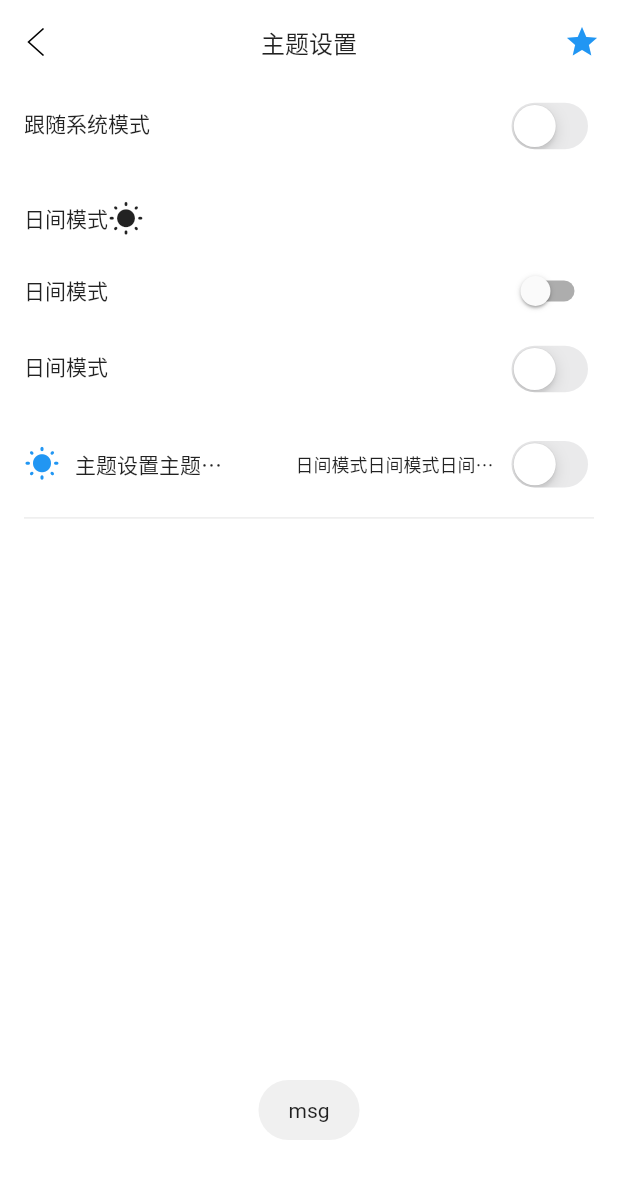
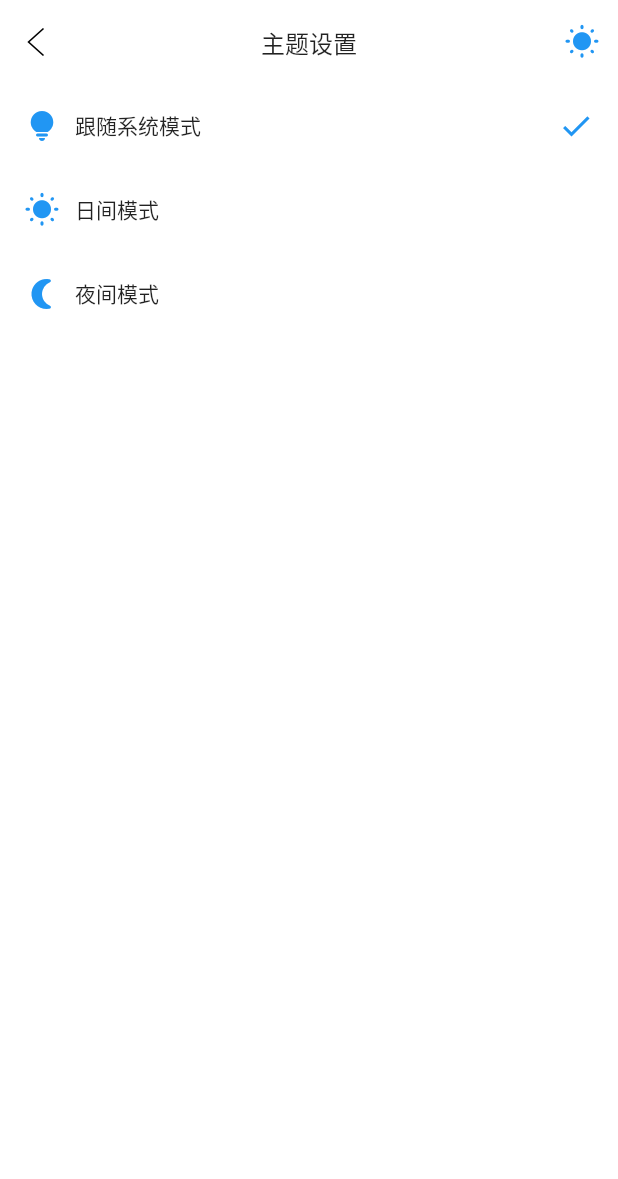
Before and after one commit to JerryAlexLiang/flutter_wan_android_getx, a Flutter app: the ThemeSettingPage screen opened by its route, after a tap on "跟随系统模式", on a phone screen of 412 x 824 dp. Shown: the top 1179 px of the screen. Run offline on Flutter 3.47's test engine with Material 2 defaults, Android fonts, the phone set to English and light mode, and no system bars; drawn by our look-alikes of oktoast, pull_to_refresh; our stand-ins replace dio, flutter_screenutil, fluttertoast, get, logger, shared_preferences; accounts and stored records are empty.

Commit message:
[develop] 自定义组件 CustomListTitle、CustomAppBar优化、及APP更换主题三种类型方法bug fixed

```diff
--- a/lib/main.dart
+++ b/lib/main.dart
@@ -56,7 +56,7 @@ class MyApp extends StatelessWidget {
               /// 主题颜色
               theme: lightTheme,
               darkTheme: darkTheme,
-              themeMode: ThemeMode.system,
+              themeMode: ThemeMode.light,
               defaultTransition: Transition.fade,
               initialRoute: AppRoutes.main,
               getPages: AppPages.routes,
--- a/lib/page/index/index_page.dart
+++ b/lib/page/index/index_page.dart
@@ -1,5 +1,4 @@
 import 'package:flutter/material.dart';
-import 'package:flutter_wan_android_getx/theme/app_color.dart';
 import 'package:get/get.dart';
 
 import 'index_controller.dart';
--- a/lib/page/setting/theme/theme_setting_controller.dart
+++ b/lib/page/setting/theme/theme_setting_controller.dart
@@ -1,7 +1,6 @@
 import 'package:flutter/material.dart';
 import 'package:flutter_wan_android_getx/theme/app_theme.dart';
 import 'package:flutter_wan_android_getx/utils/sp_util.dart';
-import 'package:fluttertoast/fluttertoast.dart';
 import 'package:get/get.dart';
 
 class ThemeSettingController extends GetxController {
@@ -12,44 +11,26 @@ class ThemeSettingController extends GetxController {
 
   set themeKeyValue(string) => _themeKeyObs.value = string;
 
-  /// 跟随系统模式
-  final _systemThemeModeObs = false.obs;
-
-  bool get systemThemeModeValue => _systemThemeModeObs.value;
-
-  set systemThemeModeValue(value) => _systemThemeModeObs.value = value;
-
-  ///保存当前选择的主题
-  void changeThemeData(String themeKey) async {
-    //改变主题
-    Get.changeTheme(themeDataList![themeKey]!);
+  //日间模式
+  void setLightThemeMode() {
+    Get.changeThemeMode(ThemeMode.light);
     //本地保存主题
-    // _themeKeyObs.value = themeKey;
-    themeKeyValue = themeKey;
-    //saveAppThemeData
-    SpUtil.saveAppThemeData(themeKey);
+    themeKeyValue = ThemeKey.lightTheme;
+    SpUtil.saveAppThemeData(themeKeyValue);
   }
 
-  void openSystemThemeMode(bool openSystemThemeMode) {
-    // openSystemThemeMode
-    //     ? Get.changeThemeMode(ThemeMode.system)
-    //     : Get.changeThemeMode(ThemeMode.light);
-    if (openSystemThemeMode) {
-      Get.changeThemeMode(ThemeMode.system);
-      // if(themeKeyValue == ThemeKey.darkTheme){
-      //   changeThemeData(ThemeKey.darkTheme);
-      // }else{
-      //   changeThemeData(ThemeKey.lightTheme);
-    }else{
-      if(Get.isDarkMode){
-        themeKeyValue = ThemeKey.darkTheme;
-        Get.changeThemeMode(ThemeMode.dark);
-      }else{
-        themeKeyValue = ThemeKey.lightTheme;
-        Get.changeThemeMode(ThemeMode.light);
-      }
-    }
-    systemThemeModeValue = openSystemThemeMode;
-    SpUtil.saveOpenAppSystemThemeMode(openSystemThemeMode);
+  //夜间模式
+  void setDarkThemeMode() {
+    Get.changeThemeMode(ThemeMode.dark);
+    //本地保存主题
+    themeKeyValue = ThemeKey.darkTheme;
+    SpUtil.saveAppThemeData(themeKeyValue);
+  }
+
+  //跟随系统模式
+  void setSystemThemeMode() {
+    Get.changeThemeMode(ThemeMode.system);
+    themeKeyValue = ThemeKey.systemTheme;
+    SpUtil.saveAppThemeData(themeKeyValue);
   }
 }
--- a/lib/page/setting/theme/theme_setting_page.dart
+++ b/lib/page/setting/theme/theme_setting_page.dart
@@ -3,7 +3,6 @@ import 'package:flutter/material.dart';
 import 'package:flutter_wan_android_getx/theme/app_theme.dart';
 import 'package:flutter_wan_android_getx/widget/custom_app_bar.dart';
 import 'package:flutter_wan_android_getx/widget/custom_list_title.dart';
-import 'package:fluttertoast/fluttertoast.dart';
 import 'package:get/get.dart';
 
 import 'theme_setting_controller.dart';
@@ -18,11 +17,12 @@ class ThemeSettingPage extends StatelessWidget {
     return Scaffold(
       appBar: CustomAppBar(
         centerTitle: '主题设置',
-        actionIcon: const Icon(Icons.star),
+        actionIcon: context.isDarkMode
+            ? Icon(Icons.nightlight_round, color: context.iconColor)
+            : Icon(Icons.wb_sunny_rounded, color: context.iconColor),
         // actionName: '主题',
         //invalid constant value.
         // 变量和 const 关键字冲突.将const 关键字去掉即可.
-        onRightPressed: () => Fluttertoast.showToast(msg: "msg"),
       ),
       //在 Flutter 官方的介绍中，ScrollPhysics 的作用是 确定可滚动控件的物理特性， 常见的有以下四大金刚：
       // BouncingScrollPhysics ：允许滚动超出边界，但之后内容会反弹回来。
@@ -34,99 +34,72 @@ class ThemeSettingPage extends StatelessWidget {
           child: ListView(
             physics: const BouncingScrollPhysics(),
             children: [
-              ListTile(
-                leading: Text(
-                  '跟随系统模式',
-                  // style: Theme.of(context).textTheme.bodyText1,
-                  style: context.bodyText1Style,
-                ),
-                trailing: CupertinoSwitch(
-                  value: controller.systemThemeModeValue,
-                  onChanged: (toggles) =>
-                      controller.openSystemThemeMode(toggles),
-                ),
-                onTap: () => Fluttertoast.showToast(msg: "msg"),
+              //跟随系统模式
+              CustomListTitle(
+                isSelectType: true,
+                title: '跟随系统模式',
+                rightContent: '系统模式',
+                isShowLeftWidget: true,
+                leftWidget: const Icon(Icons.lightbulb_rounded),
+                rightWidget: const Icon(Icons.check),
+                onTap: () => controller.setSystemThemeMode(),
+                isSelect: controller.themeKeyValue == ThemeKey.systemTheme
+                    ? true
+                    : false,
               ),
-              const SizedBox(
-                height: 10,
+              //白色主题
+              CustomListTitle(
+                isSelectType: true,
+                title: '日间模式',
+                isShowLeftWidget: true,
+                leftWidget: const Icon(Icons.wb_sunny_rounded),
+                rightWidget: const Icon(Icons.check),
+                onTap: () => controller.setLightThemeMode(),
+                isSelect: controller.themeKeyValue == ThemeKey.lightTheme
+                    ? true
+                    : false,
               ),
-              Offstage(
-                offstage: controller.systemThemeModeValue,
-                child: Column(
-                  children: [
-                    MaterialButton(
-                      onPressed: () {
-                        controller.changeThemeData(
-                            controller.themeKeyValue == ThemeKey.darkTheme
-                                ? ThemeKey.lightTheme
-                                : ThemeKey.darkTheme);
-                      },
-                      child: Row(
-                        children: [
-                          Text(controller.themeKeyValue),
-                          Icon(
-                            controller.themeKeyValue == ThemeKey.darkTheme
-                                ? Icons.nightlight_round
-                                : Icons.wb_sunny_rounded,
-                          ),
-                        ],
-                      ),
-                    ),
-                    SwitchListTile(
-                      dense: true,
-                      //当前为夜间模式的时候为开启状态
-                      value: controller.themeKeyValue == ThemeKey.darkTheme,
-                      title: Text(
-                        controller.themeKeyValue,
-                        style: Get.textTheme.bodyText1,
-                      ),
-                      onChanged: (toggles) => controller.changeThemeData(
-                          toggles ? ThemeKey.darkTheme : ThemeKey.lightTheme),
-                    ),
-                    ListTile(
-                      leading: Text(
-                        controller.themeKeyValue,
-                        style: Get.textTheme.bodyText1,
-                      ),
-                      trailing: CupertinoSwitch(
-                        value: controller.themeKeyValue == ThemeKey.darkTheme,
-                        onChanged: (toggles) => controller.changeThemeData(
-                            toggles ? ThemeKey.darkTheme : ThemeKey.lightTheme),
-                      ),
-                      onTap: () => Fluttertoast.showToast(
-                          msg: "ListTile + CupertinoSwitch"),
-                    ),
-                    CustomListTitle(
-                      // isSelectType: true,
-                      // isSelect: true,
-                      showBottomLine: true,
-                      maxLines: 1,
-                      title:
-                          "主题设置主题设置主题设置主题设置主题设置主题设置主题设置主题设置主题设置主题设置主题设置主题设置主题设置",
-                      isShowLeftWidget: true,
-                      leftImage: 'images/ic_back_black.png',
-                      // leftColor: Colors.yellow,
-                      leftWidget: const Icon(Icons.wb_sunny_rounded),
-                      // rightContent: "黑夜模式黑夜模式黑夜模式黑夜模式黑夜模式黑夜模式黑夜模式黑夜模式黑夜模式黑夜模式黑夜模式黑夜模式",
-                      rightContent: controller.themeKeyValue * 10,
-                      // rightImage: 'images/ic_arrow_right.png',
-                      // rightWidget: Container(
-                      //   padding: const EdgeInsets.only(right: 10),
-                      //   child: const Icon(Icons.check, color: Colors.red),
-                      // ),
-                      onTap: () =>
-                          Fluttertoast.showToast(msg: "CustomListTitle"),
-                      onLongPress: () => Fluttertoast.showToast(
-                          msg: "CustomListTitle onLongPress"),
-                      rightWidget: CupertinoSwitch(
-                        value: controller.themeKeyValue == ThemeKey.darkTheme,
-                        onChanged: (toggles) => controller.changeThemeData(
-                            toggles ? ThemeKey.darkTheme : ThemeKey.lightTheme),
-                      ),
-                    ),
-                  ],
-                ),
+              //夜间模式
+              CustomListTitle(
+                isSelectType: true,
+                title: '夜间模式',
+                isShowLeftWidget: true,
+                leftWidget: const Icon(Icons.nightlight_round),
+                rightWidget: const Icon(Icons.check),
+                onTap: () => controller.setDarkThemeMode(),
+                isSelect: controller.themeKeyValue == ThemeKey.darkTheme
+                    ? true
+                    : false,
               ),
+
+              // CustomListTitle使用举例
+              // CustomListTitle(
+              //   // isSelectType: true,
+              //   // isSelect: true,
+              //   showBottomLine: true,
+              //   maxLines: 1,
+              //   title:
+              //       "主题设置主题设置主题设置主题设置主题设置主题设置主题设置主题设置主题设置主题设置主题设置主题设置主题设置",
+              //   isShowLeftWidget: true,
+              //   leftImage: 'images/ic_back_black.png',
+              //   // leftColor: Colors.yellow,
+              //   leftWidget: const Icon(Icons.wb_sunny_rounded),
+              //   // rightContent: "黑夜模式黑夜模式黑夜模式黑夜模式黑夜模式黑夜模式黑夜模式黑夜模式黑夜模式黑夜模式黑夜模式黑夜模式",
+              //   rightContent: controller.themeKeyValue * 10,
+              //   // rightImage: 'images/ic_arrow_right.png',
+              //   // rightWidget: Container(
+              //   //   padding: const EdgeInsets.only(right: 10),
+              //   //   child: const Icon(Icons.check, color: Colors.red),
+              //   // ),
+              //   onTap: () => Fluttertoast.showToast(msg: "CustomListTitle"),
+              //   onLongPress: () => Fluttertoast.showToast(
+              //       msg: "CustomListTitle onLongPress"),
+              //   rightWidget: CupertinoSwitch(
+              //     value: controller.themeKeyValue == ThemeKey.darkTheme,
+              //     onChanged: (toggles) => controller.changeThemeData(
+              //         toggles ? ThemeKey.darkTheme : ThemeKey.lightTheme),
+              //   ),
+              // ),
             ],
           ),
         );
--- a/lib/theme/app_theme.dart
+++ b/lib/theme/app_theme.dart
@@ -1,5 +1,6 @@
 import 'package:flutter/material.dart';
 import 'package:flutter_wan_android_getx/theme/app_color.dart';
+import 'package:get/get.dart';
 
 ///白天模式
 ThemeData lightTheme = ThemeData.light().copyWith(
@@ -46,19 +47,20 @@ ThemeData darkTheme = ThemeData.dark().copyWith(
   ),
   scaffoldBackgroundColor: ThemeData.dark().scaffoldBackgroundColor,
   // backgroundColor: ThemeData.dark().backgroundColor,
+  backgroundColor: Colors.red,
   iconTheme: const IconThemeData(
     color: AppColors.iconDarkColor,
   ),
   bottomNavigationBarTheme: const BottomNavigationBarThemeData(
-    selectedItemColor: AppColors.iconDarkColor,
+    selectedItemColor: AppColors.iconLightColor,
   ),
 );
 
 class ThemeKey {
-  static const String keyAppThemeData = "app_theme_data";
-  static const String keyAppThemeMode = "app_theme_mode";
+  static const String appThemeKey = "app_theme_data";
   static const String darkTheme = "夜间模式";
   static const String lightTheme = "日间模式";
+  static const String systemTheme = "跟随系统模式";
 }
 
 /// 主题列表
@@ -67,13 +69,19 @@ Map<String, ThemeData>? themeDataList = {
   ThemeKey.lightTheme: lightTheme,
 };
 
+bool isDarkMode(BuildContext context) {
+  return Theme.of(context).colorScheme.brightness == Brightness.dark;
+}
+
 extension ThemeExtension on BuildContext {
   Color get backgroundColor => Theme.of(this).scaffoldBackgroundColor;
 
   Color? get appBarBackgroundColor =>
       Theme.of(this).appBarTheme.backgroundColor;
 
-  Color? get appIconColor => Theme.of(this).appBarTheme.iconTheme?.color;
+  Color? get appIconColor => Theme.of(this).iconTheme.color;
+
+  Color? get appBarIconColor => Theme.of(this).appBarTheme.iconTheme?.color;
 
   Color get dialogBackgroundColor => Theme.of(this).canvasColor;
 
--- a/lib/widget/custom_app_bar.dart
+++ b/lib/widget/custom_app_bar.dart
@@ -3,6 +3,11 @@ import 'package:flutter/services.dart';
 import 'package:flutter_wan_android_getx/res/gaps.dart';
 import 'package:flutter_wan_android_getx/theme/app_theme.dart';
 import 'package:get/get.dart';
+
+/// 自定义AppBar
+/// 说明：
+/// 1、Widget属性icon 优先于String类型的image生效，imageColor只对image生效
+/// 2、右侧Widget,actionName属性优先于actionIcon和actionImage生效；
 
 class CustomAppBar extends StatelessWidget implements PreferredSizeWidget {
   const CustomAppBar({
@@ -12,10 +17,12 @@ class CustomAppBar extends StatelessWidget implements PreferredSizeWidget {
     this.centerTitle = '',
     this.backImg = 'images/ic_back_black.png',
     this.backIcon,
-    this.backBackgroundColor,
+    this.backImageColor,
     this.actionName = '',
-    this.actionIcon = Gaps.empty,
-    this.actionBackgroundColor,
+    this.actionNameStyle,
+    this.actionIcon,
+    this.actionImage,
+    this.actionImageColor,
     this.onRightPressed,
     this.isBack = true,
   }) : super(key: key);
@@ -25,16 +32,19 @@ class CustomAppBar extends StatelessWidget implements PreferredSizeWidget {
   final String centerTitle;
   final String backImg;
   final Widget? backIcon;
-  final Color? backBackgroundColor;
+  final Color? backImageColor;
   final String actionName;
-  final Widget actionIcon;
-  final Color? actionBackgroundColor;
+  final TextStyle? actionNameStyle;
+  final Widget? actionIcon;
+  final String? actionImage;
+  final Color? actionImageColor;
   final VoidCallback? onRightPressed;
   final bool isBack;
 
   @override
   Widget build(BuildContext context) {
-    final Color _backgroundColor = backgroundColor ?? context.backgroundColor;
+    final Color _backgroundColor =
+        backgroundColor ?? context.appBarBackgroundColor!;
 
     final SystemUiOverlayStyle _overlayStyle =
         ThemeData.estimateBrightnessForColor(_backgroundColor) ==
@@ -88,8 +98,7 @@ class CustomAppBar extends StatelessWidget implements PreferredSizeWidget {
             icon: backIcon ??
                 Image.asset(
                   backImg,
-                  color: backBackgroundColor ?? context.appIconColor,
-                  // Get.theme.appBarTheme.iconTheme?.color,
+                  color: backImageColor ?? context.appBarIconColor,
                 ),
           )
         : Gaps.empty;
@@ -102,40 +111,34 @@ class CustomAppBar extends StatelessWidget implements PreferredSizeWidget {
       alignment: centerTitle.isEmpty ? Alignment.centerLeft : Alignment.center,
       child: Text(
         title.isEmpty ? centerTitle : title,
-        // style: Get.textTheme.subtitle1,
         style: context.subtitle1Style,
       ),
     );
   }
 
   Widget rightWidget(BuildContext context) {
-    TextStyle? textStyle;
-    if (actionBackgroundColor != null) {
-      textStyle = TextStyle(
-          color: actionBackgroundColor,
-          // fontSize: Get.textTheme.subtitle2?.fontSize);
-          fontSize: context.subtitle2Style?.fontSize);
-    } else {
-      // textStyle = TextStyle(
-      //     color: Get.textTheme.subtitle2?.color,
-      //     fontSize: Get.textTheme.subtitle2?.fontSize);
-      textStyle = TextStyle(
-          color: context.subtitle2Color,
-          fontSize: context.subtitle2Style?.fontSize);
-    }
+    TextStyle? textStyle = TextStyle(
+        color: context.subtitle2Color,
+        fontSize: context.subtitle2Style?.fontSize);
 
     Widget widget = actionName.isNotEmpty
         ? TextButton(
             onPressed: onRightPressed,
             child: Text(
               actionName,
-              style: textStyle,
+              style: actionNameStyle ?? textStyle,
             ),
           )
         : IconButton(
             padding: const EdgeInsets.all(12.0),
             onPressed: onRightPressed,
-            icon: actionIcon,
+            icon: actionIcon ??
+                (actionImage != null
+                    ? Image.asset(
+                        actionImage!,
+                        color: actionImageColor,
+                      )
+                    : Gaps.empty),
           );
     return widget;
   }
--- a/lib/widget/custom_list_title.dart
+++ b/lib/widget/custom_list_title.dart
@@ -1,9 +1,11 @@
 import 'package:flutter/material.dart';
 import 'package:flutter_wan_android_getx/res/gaps.dart';
 import 'package:flutter_wan_android_getx/theme/app_theme.dart';
-import 'package:get/get.dart';
 
 /// 自定义组件 CustomListTitle，实现多种布局类型的ListTitle Widget
+/// 说明：
+/// 1、Widget属性icon 优先于String类型的image生效，imageColor只对image生效
+/// 2、右侧Widget,actionName属性优先于actionIcon和actionImage生效；
 
 class CustomListTitle extends StatelessWidget {
   const CustomListTitle({
@@ -122,14 +124,13 @@ class CustomListTitle extends StatelessWidget {
   Widget buildLeftWidget(BuildContext context) {
     Widget widget = isShowLeftWidget
         ? (leftWidget ??
-            Image.asset(leftImage!,
-                width: leftSize,
-                height: leftSize,
-                // color: Get.textTheme.subtitle1?.color))
-                color: leftColor ?? context.iconColor))
+            (leftImage != null
+                ? Image.asset(leftImage!,
+                    width: leftSize, height: leftSize, color: leftColor)
+                : Gaps.empty))
         : Gaps.empty;
+
     return Container(
-      // color: Colors.yellow,
       child: widget,
     );
   }
@@ -145,7 +146,6 @@ class CustomListTitle extends StatelessWidget {
           offstage: title.isEmpty ? true : false,
           child: Text(
             title,
-            // style: Get.textTheme.bodyText1,
             style: context.bodyText1Style,
             maxLines: maxLines,
             overflow: TextOverflow.ellipsis,
@@ -175,7 +175,6 @@ class CustomListTitle extends StatelessWidget {
     } else {
       //可选项类型Item
       return Container(
-        // color: Colors.red,
         alignment: Alignment.centerRight,
         child: widget,
       );
@@ -193,7 +192,6 @@ class CustomListTitle extends StatelessWidget {
             offstage: rightContent.isEmpty ? true : false,
             child: Text(
               rightContent,
-              // style: Get.textTheme.bodyText2?.copyWith(fontSize: 12),
               style: context.bodyText2Style?.copyWith(fontSize: 12),
               maxLines: maxLines,
               overflow: TextOverflow.ellipsis,
@@ -207,7 +205,6 @@ class CustomListTitle extends StatelessWidget {
                 rightImage!,
                 width: endSize,
                 height: endSize,
-                // color: Get.textTheme.bodyText2?.color,
                 color: context.bodyText2Color,
               )
             : rightWidget,
@@ -222,8 +219,7 @@ class CustomListTitle extends StatelessWidget {
             rightImage!,
             width: endSize,
             height: endSize,
-            // color: Get.textTheme.bodyText2?.color,
-            color: context.bodyText2Color,
+            color: rightColor,
           )
         : rightWidget;
 
```
Also changed, not shown: lib/config/config.dart (+23 -17 lines), lib/page/mine/mine_page.dart (+9 -16 lines), lib/page/setting/setting_page.dart (+8 -17 lines), lib/utils/sp_util.dart (+1 -7 lines).
